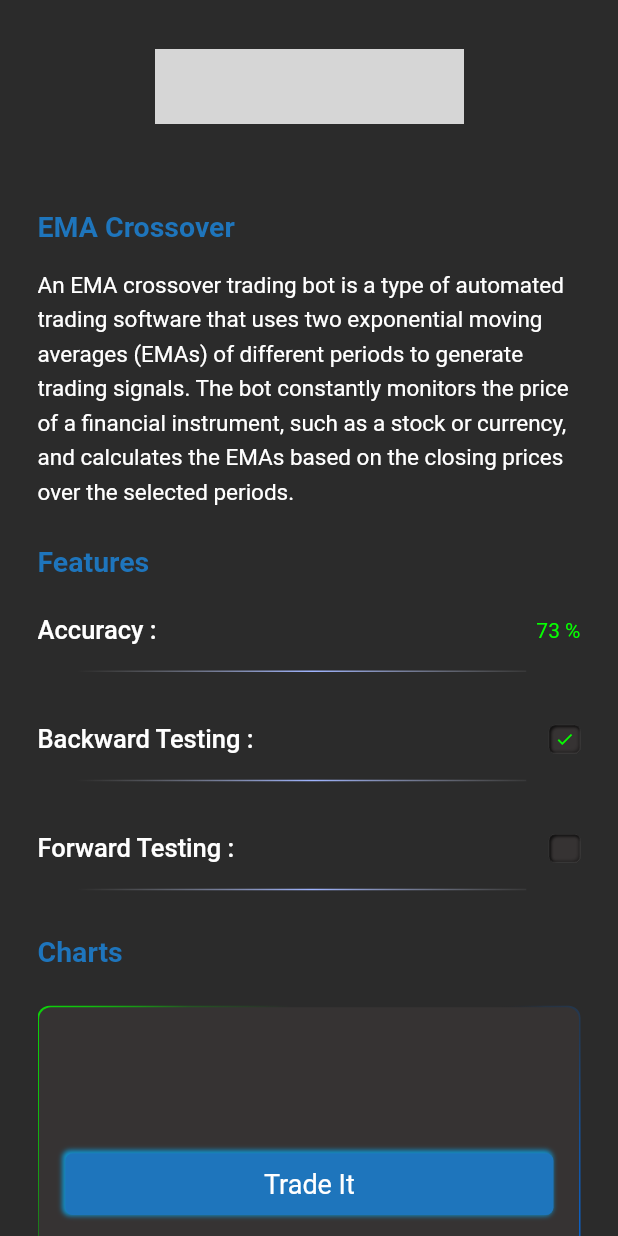
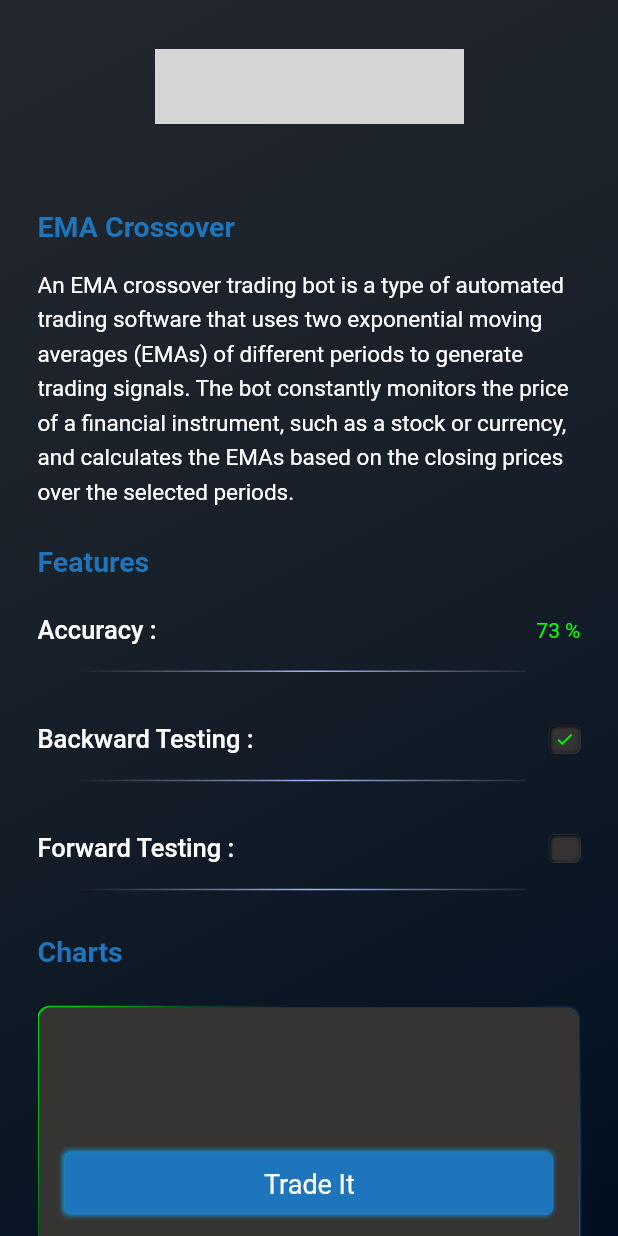
Before and after one commit to Hammad335/auto_fx_flutter, a Flutter app: the BottomNavScreen screen opened by its route, after a tap on "EMA Crossover", on a phone screen of 412 x 824 dp. Run offline on Flutter 3.47's test engine with Material 2 defaults, Android fonts, the light colour scheme and no system bars; drawn by our look-alikes of flutter_neumorphic; our stand-ins replace firebase_auth, firebase_core, get, google_sign_in; accounts and stored records are empty; grey boxes are pictures that could not be loaded.

Commit message:
color-palette updated

```diff
--- a/lib/core/styles/gradients.dart
+++ b/lib/core/styles/gradients.dart
@@ -3,6 +3,32 @@ import 'package:flutter/material.dart';
 import '../theme/colors.dart';
 
 class Gradients {
+  static BoxDecoration get navBarBackgroundGradient {
+    return const BoxDecoration(
+      gradient: LinearGradient(
+        begin: Alignment.topLeft,
+        end: Alignment.bottomRight,
+        colors: [
+          navBarBackgroundColorFirst,
+          navBarBackgroundColorSecond,
+        ],
+      ),
+    );
+  }
+
+  static BoxDecoration get screenBackgroundGradient {
+    return BoxDecoration(
+      gradient: LinearGradient(
+        begin: Alignment.topLeft,
+        end: Alignment.bottomRight,
+        colors: [
+          firstBackgroundColor,
+          secondBackgroundColor,
+        ],
+      ),
+    );
+  }
+
   static BoxDecoration get selectedCategoryBorderGradient {
     return BoxDecoration(
       gradient: const LinearGradient(
--- a/lib/core/theme/colors.dart
+++ b/lib/core/theme/colors.dart
@@ -7,20 +7,24 @@ const Color green = Color(0xff05FF00);
 const Color blue = Color(0xff0075FF);
 
 const Color backgroundColor = Color(0xff2B2B2B);
+// const Color backgroundColor = secondBackgroundColor;
 
 const Color errorColor = Colors.red;
 const Color buttonShadowColor = Color(0xff1193CD);
 
 // backgrounds
-const Color firstBackgroundColor = Color(0xff323232);
+Color firstBackgroundColor = const Color(0xff323232).withOpacity(0.7);
 const Color secondBackgroundColor = Color(0xff000F21);
+const Color navBarBackgroundColorFirst = Color(0xff0B1724);
+const Color navBarBackgroundColorSecond = Color(0xff031122);
+
 const Color snackBarBackgroundColor = Colors.white30;
 
 // borders
 Color botCheckBoxBorderColor = Colors.white10.withAlpha(60);
 
 // fill-colors
-const Color fillColor = Color(0xff363333);
+const Color containerFillColor = Color(0xff363333);
 const Color textFieldFillColor = Color(0xff313131);
 
 // navigation-icons
--- a/lib/core/widgets/bottom_nav_bar.dart
+++ b/lib/core/widgets/bottom_nav_bar.dart
@@ -18,7 +18,8 @@ class BottomNavBar extends StatelessWidget {
       width: double.infinity,
       height: 90,
       alignment: Alignment.bottomCenter,
-      color: backgroundColor,
+      // color: secondBackgroundColor,
+      decoration: Gradients.navBarBackgroundGradient,
       padding: const EdgeInsets.fromLTRB(40, 10, 40, 10),
       child: Column(
         mainAxisAlignment: MainAxisAlignment.end,
--- a/lib/core/widgets/feature_widget.dart
+++ b/lib/core/widgets/feature_widget.dart
@@ -40,7 +40,7 @@ class FeatureWidget extends StatelessWidget {
                 if (feature.value.runtimeType == bool)
                   Neumorphic(
                     style: CustomNeumorphic.style(
-                      fillColor: fillColor,
+                      fillColor: containerFillColor,
                       intensity: 0.7,
                       depth: -2,
                       borderRadius: 4,
--- a/lib/core/widgets/pages/home_page/bot_widget.dart
+++ b/lib/core/widgets/pages/home_page/bot_widget.dart
@@ -22,7 +22,7 @@ class BotWidget extends StatelessWidget {
         margin: const EdgeInsets.only(bottom: 30, left: 30, right: 30),
         padding: const EdgeInsets.all(0),
         style: CustomNeumorphic.style(
-          fillColor: fillColor,
+          fillColor: containerFillColor,
           intensity: 0.9,
           depth: 8,
           borderRadius: 12,
@@ -32,7 +32,7 @@ class BotWidget extends StatelessWidget {
             padding: const EdgeInsets.symmetric(horizontal: 10, vertical: 10),
             height: 190,
             decoration: BoxDecoration(
-              color: fillColor,
+              color: containerFillColor,
               borderRadius: BorderRadius.circular(12),
             ),
             child: Column(
--- a/lib/core/widgets/pages/page_container.dart
+++ b/lib/core/widgets/pages/page_container.dart
@@ -14,7 +14,7 @@ class PageContainer extends StatelessWidget {
   @override
   Widget build(BuildContext context) {
     return Container(
-      color: backgroundColor,
+      // color: backgroundColor,
       width: double.infinity,
       height: double.infinity,
       padding: EdgeInsets.only(
--- /dev/null
+++ b/lib/core/widgets/screen_background_container.dart
@@ -0,0 +1,18 @@
+import 'package:flutter/material.dart';
+import '../styles/gradients.dart';
+
+class ScreenBackgroundContainer extends StatelessWidget {
+  final Widget child;
+
+  const ScreenBackgroundContainer({super.key, required this.child});
+
+  @override
+  Widget build(BuildContext context) {
+    return Container(
+      width: double.infinity,
+      height: double.infinity,
+      decoration: Gradients.screenBackgroundGradient,
+      child: child,
+    );
+  }
+}
--- a/lib/core/widgets/widgets.dart
+++ b/lib/core/widgets/widgets.dart
@@ -12,3 +12,4 @@ export 'pages/page_container.dart';
 export 'pages/home_page/bot_widget.dart';
 export 'feature_widget.dart';
 export 'border_gradient_container.dart';
+export 'screen_background_container.dart';
--- a/lib/features/bot_details_screen/view/bot_details_screen.dart
+++ b/lib/features/bot_details_screen/view/bot_details_screen.dart
@@ -18,7 +18,7 @@ class BotDetailsScreen extends StatelessWidget {
     Bot bot = _controller.getCurrentBot;
     List<MapEntry<String, dynamic>> features = _controller.getBotFeaturesList;
     return Scaffold(
-      backgroundColor: backgroundColor,
+      backgroundColor: secondBackgroundColor,
       floatingActionButton: Padding(
         padding: const EdgeInsets.only(bottom: 14),
         child: CustomButton(
@@ -31,6 +31,7 @@ class BotDetailsScreen extends StatelessWidget {
       ),
       floatingActionButtonLocation: FloatingActionButtonLocation.centerDocked,
       body: SafeArea(
+        child: ScreenBackgroundContainer(
           child: PageContainer(
             paddingHorizontal: 25,
             child: SingleChildScrollView(
@@ -72,7 +73,7 @@ class BotDetailsScreen extends StatelessWidget {
                         height: 200,
                         alignment: Alignment.center,
                         decoration: BoxDecoration(
-                        color: fillColor,
+                          color: containerFillColor,
                           borderRadius: BorderRadius.circular(8),
                         ),
                       ),
@@ -84,6 +85,7 @@ class BotDetailsScreen extends StatelessWidget {
             ),
           ),
         ),
+      ),
     );
   }
 }
--- a/lib/features/bottom_nav_screen/pages/profile_page/view/profile_page.dart
+++ b/lib/features/bottom_nav_screen/pages/profile_page/view/profile_page.dart
@@ -9,7 +9,6 @@ class ProfilePage extends StatelessWidget {
   @override
   Widget build(BuildContext context) {
     return Container(
-      color: backgroundColor,
       width: double.infinity,
       height: double.infinity,
       child: Center(
--- a/lib/features/bottom_nav_screen/view/bottom_nav_screen.dart
+++ b/lib/features/bottom_nav_screen/view/bottom_nav_screen.dart
@@ -1,6 +1,7 @@
 import 'package:auto_fx_flutter/core/enums/enums.dart';
 import 'package:auto_fx_flutter/core/theme/colors.dart';
 import 'package:auto_fx_flutter/core/widgets/bottom_nav_bar.dart';
+import 'package:auto_fx_flutter/core/widgets/screen_background_container.dart';
 import 'package:auto_fx_flutter/features/bottom_nav_screen/controller/nav_controller.dart';
 import 'package:auto_fx_flutter/features/bottom_nav_screen/pages/home_page/view/home_page.dart';
 import 'package:auto_fx_flutter/features/bottom_nav_screen/pages/lessons_page/view/lesson_page.dart';
@@ -18,9 +19,10 @@ class BottomNavScreen extends StatelessWidget {
   Widget build(BuildContext context) {
     _controller.init(context);
     return Scaffold(
-      backgroundColor: backgroundColor,
+      backgroundColor: secondBackgroundColor,
       bottomNavigationBar: BottomNavBar(controller: _controller),
       body: SafeArea(
+        child: ScreenBackgroundContainer(
           child: Obx(() {
             // initializing corresponding getXControllers
             _controller.initControllers();
@@ -49,6 +51,7 @@ class BottomNavScreen extends StatelessWidget {
             }
           }),
         ),
+      ),
     );
   }
 }
--- a/lib/features/credentials_screen/view/credentials_screen.dart
+++ b/lib/features/credentials_screen/view/credentials_screen.dart
@@ -16,8 +16,9 @@ class CredentialsScreen extends StatelessWidget {
   Widget build(BuildContext context) {
     _controller.init(context);
     return Scaffold(
-      backgroundColor: backgroundColor,
+      backgroundColor: secondBackgroundColor,
       body: SafeArea(
+        child: ScreenBackgroundContainer(
           child: Padding(
             padding:
                 EdgeInsets.symmetric(horizontal: _controller.size.width * 0.11),
@@ -86,6 +87,7 @@ class CredentialsScreen extends StatelessWidget {
             ),
           ),
         ),
+      ),
     );
   }
 }
```
Lines whose indentation alone changed are shown as unchanged.
